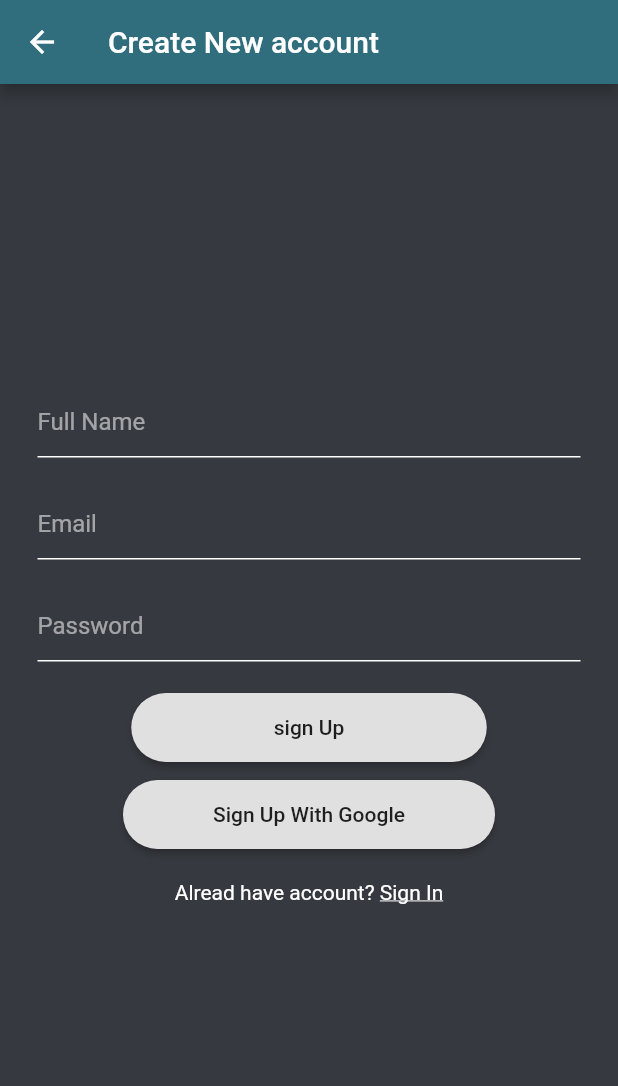
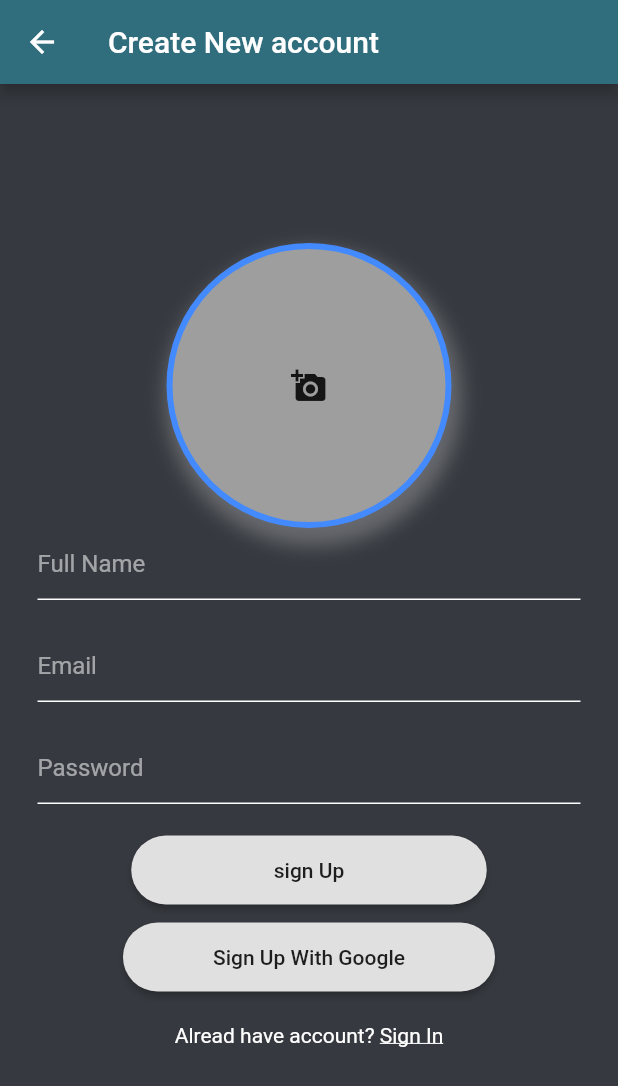
Before and after one commit to tahaTWM/chatFirebase, a Flutter app: the SignUp screen opened directly, on a phone screen of 412 x 824 dp. Shown: the top 1086 px of the screen. Run offline on Flutter 3.47's test engine with Material 2 defaults, Android fonts, the phone set to English and light mode, and no system bars; our stand-ins replace cloud_firestore, firebase_auth, firebase_core, firebase_storage, google_sign_in, image_picker and 1 more; accounts and stored records are empty.

Commit message:
2021-11-19, 12:53:21.68

```diff
--- a/lib/view/auth/signUp.dart
+++ b/lib/view/auth/signUp.dart
@@ -1,7 +1,10 @@
-// ignore_for_file: use_key_in_widget_constructors, unnecessary_new, deprecated_member_use, prefer_const_constructors, file_names
+// ignore_for_file: use_key_in_widget_constructors, unnecessary_new, deprecated_member_use, prefer_const_constructors, file_names, prefer_const_literals_to_create_immutables
+
+import 'dart:io';
 
 import 'package:chat_app/api/databaseFunctions.dart';
-
+import 'package:firebase_storage/firebase_storage.dart';
+import 'package:image_picker/image_picker.dart';
 import '../../api/authFunctions.dart';
 import 'package:flutter/material.dart';
 
@@ -15,6 +18,10 @@ class _SignUpState extends State<SignUp> {
   TextEditingController emailController = TextEditingController();
   TextEditingController passwordController = TextEditingController();
   Api api = Api();
+  File _image;
+  ImagePicker imagePicker = ImagePicker();
+  String imageUrl;
+
   @override
   Widget build(BuildContext context) {
     return Scaffold(
@@ -28,6 +35,59 @@ class _SignUpState extends State<SignUp> {
         child: Column(
           mainAxisAlignment: MainAxisAlignment.center,
           children: [
+            Container(
+              width: 190,
+              height: 190,
+              padding: EdgeInsets.all(4),
+              decoration: BoxDecoration(
+                shape: BoxShape.circle,
+                color: Colors.blueAccent,
+                boxShadow: [
+                  BoxShadow(
+                    color: Colors.white24,
+                    offset: Offset(3, 8),
+                    blurRadius: 10,
+                    spreadRadius: 4,
+                  ),
+                ],
+              ),
+              child: Container(
+                // decoration: avatarDecoration,
+                // padding: EdgeInsets.all(3),
+                child: imageUrl == null
+                    ? _image != null
+                        ? Container(
+                            decoration: BoxDecoration(
+                              shape: BoxShape.circle,
+                              image: DecorationImage(
+                                fit: BoxFit.contain,
+                                image: AssetImage(_image.path),
+                              ),
+                            ),
+                          )
+                        : GestureDetector(
+                            onTap: () => picIamge(),
+                            child: Container(
+                              decoration: BoxDecoration(
+                                shape: BoxShape.circle,
+                                color: Colors.grey,
+                              ),
+                              child: Center(
+                                child: Icon(Icons.add_a_photo),
+                              ),
+                            ),
+                          )
+                    : Container(
+                        decoration: BoxDecoration(
+                          shape: BoxShape.circle,
+                          image: DecorationImage(
+                            fit: BoxFit.contain,
+                            image: NetworkImage(imageUrl),
+                          ),
+                        ),
+                      ),
+              ),
+            ),
             TextFormField(
               controller: fullNameController,
               decoration: textFieldInputDecoration("Full Name"),
@@ -110,18 +170,43 @@ class _SignUpState extends State<SignUp> {
 
   signWithGoogle() => api.signInWithGoogle(context);
 
-  forgetPassword() {}
-
   registerNow() => api
           .singUp(fullNameController.text, emailController.text,
               passwordController.text)
-          .then((value) {
+          .then((value) async {
+        await uploadImage();
         Map<String, String> userData = {
           "name": fullNameController.text,
-          "email": emailController.text
+          "email": emailController.text,
+          "profileImage": imageUrl,
         };
         DataBase dataBase = DataBase();
         dataBase.setUserData(userData);
         Navigator.pop(context);
       });
+  //upload image
+  Future picIamge() async {
+    PickedFile image = await imagePicker.getImage(source: ImageSource.gallery);
+    setState(() {
+      _image = File(image.path);
+    });
+  }
+
+  Future uploadImage() {
+    String imageName = DateTime.now().microsecondsSinceEpoch.toString();
+    final Reference storageFilename = FirebaseStorage.instance
+        .ref()
+        .child("UserProfileImages")
+        .child(imageName);
+    final UploadTask uploadTask = storageFilename.putFile(_image);
+    uploadTask.then((TaskSnapshot taskSnapshot) {
+      taskSnapshot.ref.getDownloadURL().then((imageURL) {
+        setState(() {
+          imageUrl = imageURL;
+        });
+      });
+    }).catchError((e) {
+      print(e.toString());
+    });
+  }
 }
```
Also changed, not shown: lib/api/authFunctions.dart (+9 -7 lines), lib/view/chat_view/conversionScreen.dart (+28 -5 lines), lib/view/chat_view/search.dart (+28 -4 lines), pubspec.yaml (+6 -5 lines), pubspec.lock, 4 other files.
